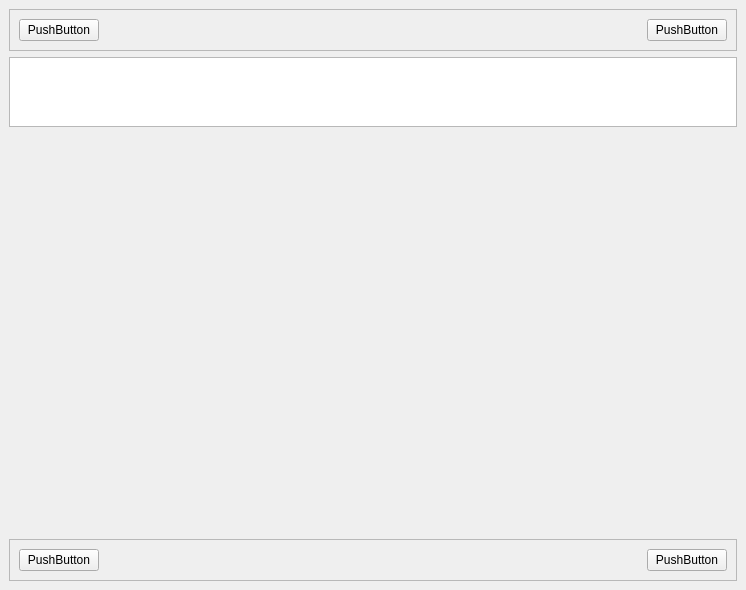
ddmoyu/ddmy, file src/views/novel/pages/content/content.ui: the form before one commit.
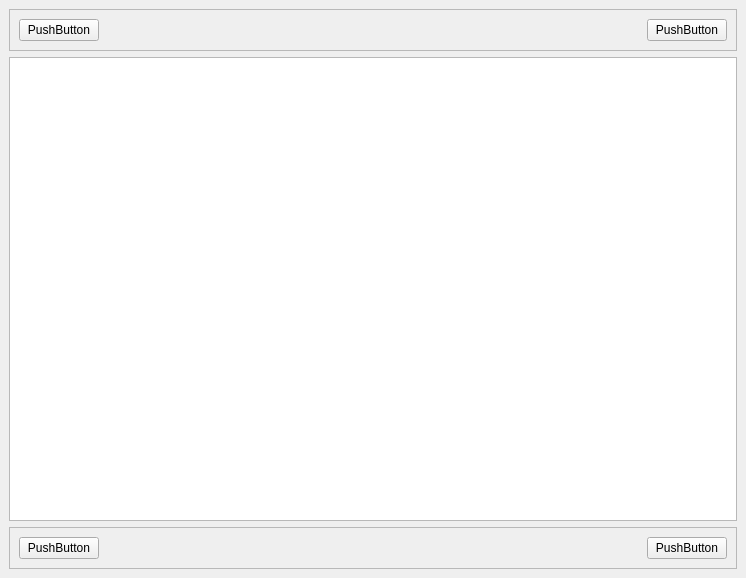
The form after the commit. Custom widgets are drawn as their Qt base class.

Commit message: 成功使用隐藏窗口创建 webview 获取页面内容，并关联相应的信号槽

What changed in the file:
```diff
--- a/src/views/novel/pages/content/content.ui
+++ b/src/views/novel/pages/content/content.ui
@@ -71,7 +71,10 @@
         </layout>
        </widget>
       </item>
-      <item row="3" column="0">
+      <item row="1" column="0">
+       <widget class="TextBrowser" name="textBrowser"/>
+      </item>
+      <item row="2" column="0">
        <widget class="QFrame" name="frame_2">
         <property name="frameShape">
          <enum>QFrame::Shape::StyledPanel</enum>
@@ -110,24 +113,6 @@
         </layout>
        </widget>
       </item>
-      <item row="1" column="0">
-       <widget class="TextBrowser" name="textBrowser"/>
-      </item>
-      <item row="2" column="0">
-       <widget class="QWidget" name="webview" native="true">
-        <property name="minimumSize">
-         <size>
-          <width>0</width>
-          <height>400</height>
-         </size>
-        </property>
-        <layout class="QGridLayout" name="gridLayout_5">
-         <item row="0" column="0">
-          <layout class="QVBoxLayout" name="wv_layout"/>
-         </item>
-        </layout>
-       </widget>
-      </item>
      </layout>
     </widget>
    </item>
```
The commit also changes 6 other files.
